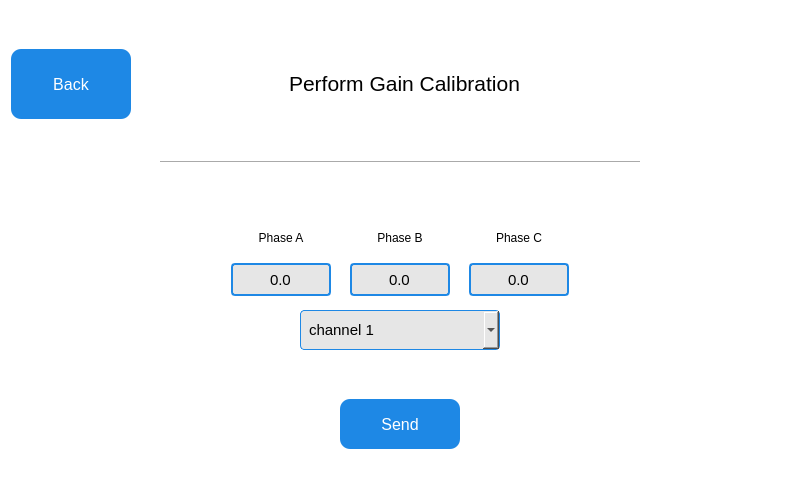
eSpark-Backup/nabilfesal-msm-fw, file QT_APP/calibrationdialog.ui: the form before one commit.
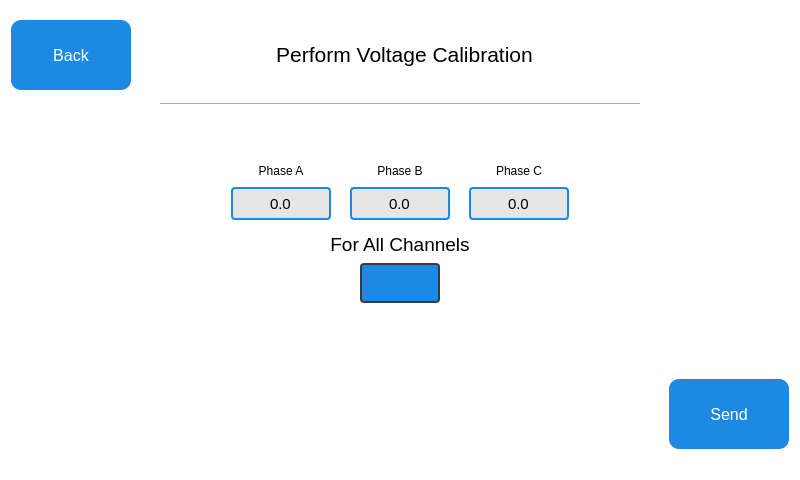
The form after the commit. Icons and pictures are not drawn.

Commit message: Updated calibration UI as per touch screen

Patch:
```diff
--- a/QT_APP/calibrationdialog.ui
+++ b/QT_APP/calibrationdialog.ui
@@ -114,7 +114,7 @@
         <string notr="true"/>
        </property>
        <property name="text">
-        <string>Perform Gain Calibration</string>
+        <string>Perform Voltage Calibration</string>
        </property>
        <property name="alignment">
         <set>Qt::AlignCenter</set>
@@ -456,29 +456,53 @@
      </item>
     </layout>
    </item>
+   <item>
+    <layout class="QHBoxLayout" name="horizontalLayout_6">
+     <property name="topMargin">
+      <number>0</number>
+     </property>
+     <item>
+      <widget class="QLabel" name="channelLabel">
+       <property name="sizePolicy">
+        <sizepolicy hsizetype="Fixed" vsizetype="Fixed">
+         <horstretch>0</horstretch>
+         <verstretch>0</verstretch>
+        </sizepolicy>
+       </property>
+       <property name="minimumSize">
+        <size>
+         <width>150</width>
+         <height>20</height>
+        </size>
+       </property>
+       <property name="maximumSize">
+        <size>
+         <width>150</width>
+         <height>20</height>
+        </size>
+       </property>
+       <property name="font">
+        <font>
+         <pointsize>14</pointsize>
+        </font>
+       </property>
+       <property name="text">
+        <string>For All Channels</string>
+       </property>
+       <property name="alignment">
+        <set>Qt::AlignCenter</set>
+       </property>
+      </widget>
+     </item>
+    </layout>
+   </item>
    <item>
     <layout class="QHBoxLayout" name="horizontalLayout_2">
      <property name="topMargin">
       <number>0</number>
      </property>
      <item>
-      <spacer name="horizontalSpacer_3">
-       <property name="orientation">
-        <enum>Qt::Horizontal</enum>
-       </property>
-       <property name="sizeHint" stdset="0">
-        <size>
-         <width>40</width>
-         <height>20</height>
-        </size>
-       </property>
-      </spacer>
-     </item>
-     <item>
-      <widget class="QComboBox" name="comboBox">
-       <property name="enabled">
-        <bool>true</bool>
-       </property>
+      <widget class="QWidget" name="touchSpinWidget" native="true">
        <property name="sizePolicy">
         <sizepolicy hsizetype="Fixed" vsizetype="Fixed">
          <horstretch>0</horstretch>
@@ -487,134 +511,140 @@
        </property>
        <property name="minimumSize">
         <size>
-         <width>200</width>
-         <height>40</height>
+         <width>470</width>
+         <height>50</height>
         </size>
        </property>
        <property name="maximumSize">
         <size>
-         <width>200</width>
-         <height>40</height>
+         <width>680</width>
+         <height>100</height>
         </size>
        </property>
-       <property name="font">
-        <font>
-         <family>Ubuntu</family>
-         <pointsize>-1</pointsize>
-        </font>
-       </property>
-       <property name="styleSheet">
-        <string notr="true">QComboBox {
-	background: #e6e6e6;
-    border: 1px solid #1E88E5;
+       <widget class="QPushButton" name="minusBtn">
+        <property name="geometry">
+         <rect>
+          <x>170</x>
+          <y>0</y>
+          <width>80</width>
+          <height>40</height>
+         </rect>
+        </property>
+        <property name="sizePolicy">
+         <sizepolicy hsizetype="Fixed" vsizetype="Fixed">
+          <horstretch>0</horstretch>
+          <verstretch>0</verstretch>
+         </sizepolicy>
+        </property>
+        <property name="minimumSize">
+         <size>
+          <width>80</width>
+          <height>40</height>
+         </size>
+        </property>
+        <property name="maximumSize">
+         <size>
+          <width>80</width>
+          <height>40</height>
+         </size>
+        </property>
+        <property name="text">
+         <string/>
+        </property>
+        <property name="icon">
+         <iconset resource="icons.qrc">
+          <normaloff>:/icons/left-arrow.png</normaloff>:/icons/left-arrow.png</iconset>
+        </property>
+        <property name="flat">
+         <bool>true</bool>
+        </property>
+       </widget>
+       <widget class="QPushButton" name="plusBtn">
+        <property name="geometry">
+         <rect>
+          <x>420</x>
+          <y>0</y>
+          <width>80</width>
+          <height>40</height>
+         </rect>
+        </property>
+        <property name="sizePolicy">
+         <sizepolicy hsizetype="Fixed" vsizetype="Fixed">
+          <horstretch>0</horstretch>
+          <verstretch>0</verstretch>
+         </sizepolicy>
+        </property>
+        <property name="minimumSize">
+         <size>
+          <width>80</width>
+          <height>40</height>
+         </size>
+        </property>
+        <property name="maximumSize">
+         <size>
+          <width>80</width>
+          <height>40</height>
+         </size>
+        </property>
+        <property name="text">
+         <string/>
+        </property>
+        <property name="icon">
+         <iconset resource="icons.qrc">
+          <normaloff>:/icons/right-arrow.png</normaloff>:/icons/right-arrow.png</iconset>
+        </property>
+        <property name="flat">
+         <bool>true</bool>
+        </property>
+       </widget>
+       <widget class="QLineEdit" name="valueDisplay">
+        <property name="geometry">
+         <rect>
+          <x>300</x>
+          <y>0</y>
+          <width>80</width>
+          <height>40</height>
+         </rect>
+        </property>
+        <property name="sizePolicy">
+         <sizepolicy hsizetype="Fixed" vsizetype="Fixed">
+          <horstretch>0</horstretch>
+          <verstretch>0</verstretch>
+         </sizepolicy>
+        </property>
+        <property name="minimumSize">
+         <size>
+          <width>80</width>
+          <height>40</height>
+         </size>
+        </property>
+        <property name="maximumSize">
+         <size>
+          <width>80</width>
+          <height>40</height>
+         </size>
+        </property>
+        <property name="font">
+         <font>
+          <pointsize>16</pointsize>
+         </font>
+        </property>
+        <property name="styleSheet">
+         <string notr="true">background: #1E88E5;              /* Light grey box for info rows */
+    border: 2px solid #3a3a3a;        /* Blue thin border */
     border-radius: 4px;
     padding: 6px 8px;
-    font-size: 15px;
-    color: black;
-}
-
-QComboBox:disabled {
-        background-color: #dcdcdc;
-        color: #888;
-        border: 1px solid #aaa;
-    }</string>
-       </property>
-       <property name="currentText">
-        <string>channel 1</string>
-       </property>
-       <property name="currentIndex">
-        <number>0</number>
-       </property>
-       <property name="maxVisibleItems">
-        <number>5</number>
-       </property>
-       <property name="maxCount">
-        <number>12</number>
-       </property>
-       <property name="insertPolicy">
-        <enum>QComboBox::NoInsert</enum>
-       </property>
-       <property name="minimumContentsLength">
-        <number>1</number>
-       </property>
-       <property name="duplicatesEnabled">
-        <bool>false</bool>
-       </property>
-       <item>
-        <property name="text">
-         <string>channel 1</string>
+    color: white;</string>
         </property>
-       </item>
-       <item>
-        <property name="text">
-         <string>channel 2</string>
+        <property name="alignment">
+         <set>Qt::AlignCenter</set>
         </property>
-       </item>
-       <item>
-        <property name="text">
-         <string>channel 3</string>
+        <property name="readOnly">
+         <bool>true</bool>
         </property>
-       </item>
-       <item>
-        <property name="text">
-         <string>channel 4</string>
-        </property>
-       </item>
-       <item>
-        <property name="text">
-         <string>channel 5</string>
-        </property>
-       </item>
-       <item>
-        <property name="text">
-         <string>channel 6</string>
-        </property>
-       </item>
-       <item>
-        <property name="text">
-         <string>channel 7</string>
-        </property>
-       </item>
-       <item>
-        <property name="text">
-         <string>channel 8</string>
-        </property>
-       </item>
-       <item>
-        <property name="text">
-         <string>channel 9</string>
-        </property>
-       </item>
-       <item>
-        <property name="text">
-         <string>channel 10</string>
-        </property>
-       </item>
-       <item>
-        <property name="text">
-         <string>channel 11</string>
-        </property>
-       </item>
-       <item>
-        <property name="text">
-         <string>channel 12</string>
-        </property>
-       </item>
+       </widget>
       </widget>
      </item>
-     <item>
-      <spacer name="horizontalSpacer_4">
-       <property name="orientation">
-        <enum>Qt::Horizontal</enum>
-       </property>
-       <property name="sizeHint" stdset="0">
-        <size>
-         <width>40</width>
-         <height>20</height>
-        </size>
-       </property>
-      </spacer>
-     </item>
     </layout>
    </item>
    <item>
@@ -635,6 +665,19 @@
    </item>
    <item>
     <layout class="QHBoxLayout" name="horizontalLayout_3">
+     <item>
+      <spacer name="horizontalSpacer_7">
+       <property name="orientation">
+        <enum>Qt::Horizontal</enum>
+       </property>
+       <property name="sizeHint" stdset="0">
+        <size>
+         <width>40</width>
+         <height>20</height>
+        </size>
+       </property>
+      </spacer>
+     </item>
      <item>
       <widget class="QPushButton" name="sendpushBtn">
        <property name="enabled">
@@ -649,7 +692,7 @@
        <property name="minimumSize">
         <size>
          <width>120</width>
-         <height>50</height>
+         <height>70</height>
         </size>
        </property>
        <property name="styleSheet">
```
Left out of the diff: 4 changed lines with no effect on the pictures. The commit also changes 7 other files.
